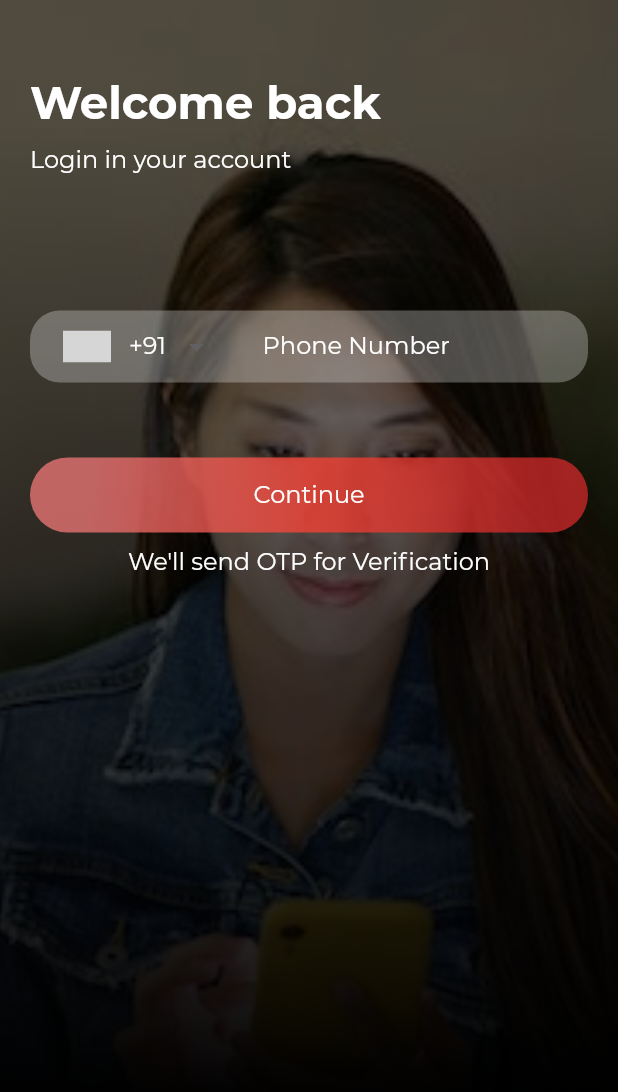
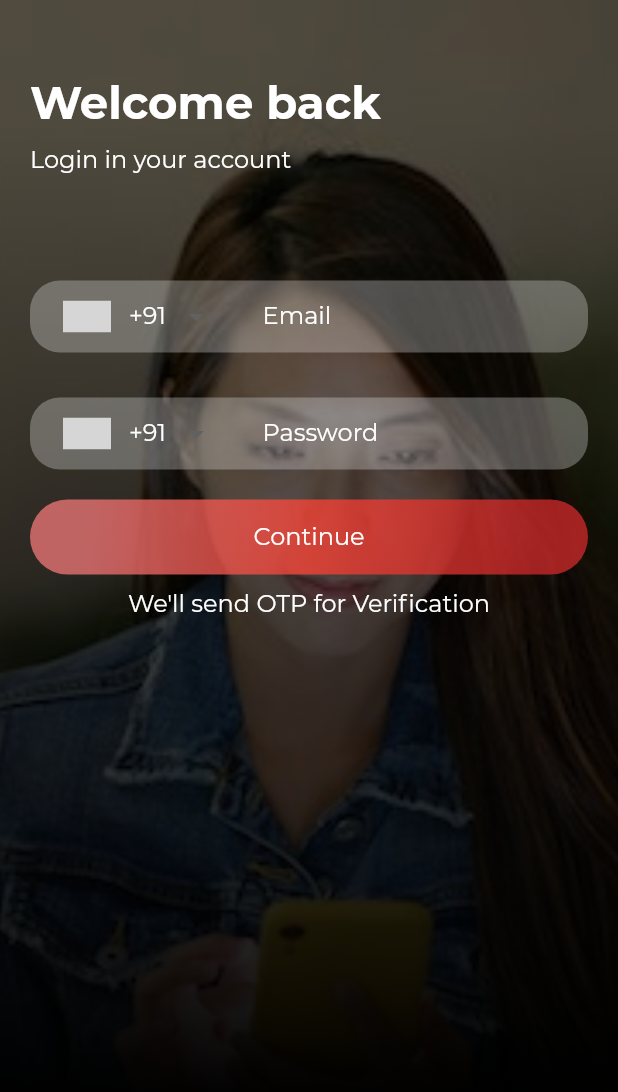
Before and after one commit to hakimdaniall/cartsituios, a Flutter app: the screen it shows after launch, on a phone screen of 412 x 824 dp. Shown: the top 1092 px of the screen. Run offline on Flutter 3.47's test engine with Material 2 defaults, Android fonts, the phone set to English and light mode, and no system bars; drawn by our look-alikes of intl_phone_number_input; our stand-ins replace carousel_pro, flutter_spinkit, page_transition, video_player; missing offline and left inert: custom_switch; project files that could hold a hidden picture were left out; grey boxes are pictures that could not be loaded.

Commit message:
first commit

```diff
--- a/lib/pages/login_signup/login.dart
+++ b/lib/pages/login_signup/login.dart
@@ -91,6 +91,44 @@ class _LoginState extends State<Login> {
                     ),
                     SizedBox(height: 70.0),
                     Padding(
+                      padding: EdgeInsets.symmetric(horizontal:20.0),
+                      child: Container(
+                        padding: EdgeInsets.only(left: 10.0),
+                        decoration: BoxDecoration(
+                          color: Colors.grey[200].withOpacity(0.3),
+                          borderRadius: BorderRadius.all(Radius.circular(20.0)),
+                        ),
+                        child: InternationalPhoneNumberInput(
+                          textStyle: TextStyle(
+                            color: Colors.white,
+                            fontSize: 16.0,
+                            fontWeight: FontWeight.w500,
+                          ),
+                          autoValidate: false,
+                          selectorTextStyle: TextStyle(
+                            color: Colors.white,
+                            fontSize: 16.0,
+                            fontWeight: FontWeight.w500,
+                          ),
+                          initialValue: number,
+                          textFieldController: controller,
+                          inputBorder: InputBorder.none,
+                          inputDecoration: InputDecoration(
+                            contentPadding: EdgeInsets.only(left: 20.0),
+                            hintText: 'Email',
+                            hintStyle: TextStyle(
+                              color: Colors.white,
+                              fontSize: 16.0,
+                              fontWeight: FontWeight.w500,
+                            ),
+                            border: InputBorder.none,
+                          ),
+                          selectorType: PhoneInputSelectorType.DIALOG,
+                        ),
+                      ),
+                    ),
+                    SizedBox(height: 10.0),
+                    Padding(
                       padding: EdgeInsets.all(20.0),
                       child: Container(
                         padding: EdgeInsets.only(left: 10.0),
@@ -115,7 +153,7 @@ class _LoginState extends State<Login> {
                           inputBorder: InputBorder.none,
                           inputDecoration: InputDecoration(
                             contentPadding: EdgeInsets.only(left: 20.0),
-                            hintText: 'Phone Number',
+                            hintText: 'Password',
                             hintStyle: TextStyle(
                               color: Colors.white,
                               fontSize: 16.0,
@@ -127,7 +165,7 @@ class _LoginState extends State<Login> {
                         ),
                       ),
                     ),
-                    SizedBox(height: 30.0),
+
                     Padding(
                       padding: EdgeInsets.symmetric(horizontal: 20.0),
                       child: InkWell(
@@ -167,6 +205,7 @@ class _LoginState extends State<Login> {
                         ),
                       ),
                     ),
+
                     SizedBox(height: 10.0),
                     Text(
                       'We\'ll send OTP for Verification',
```
